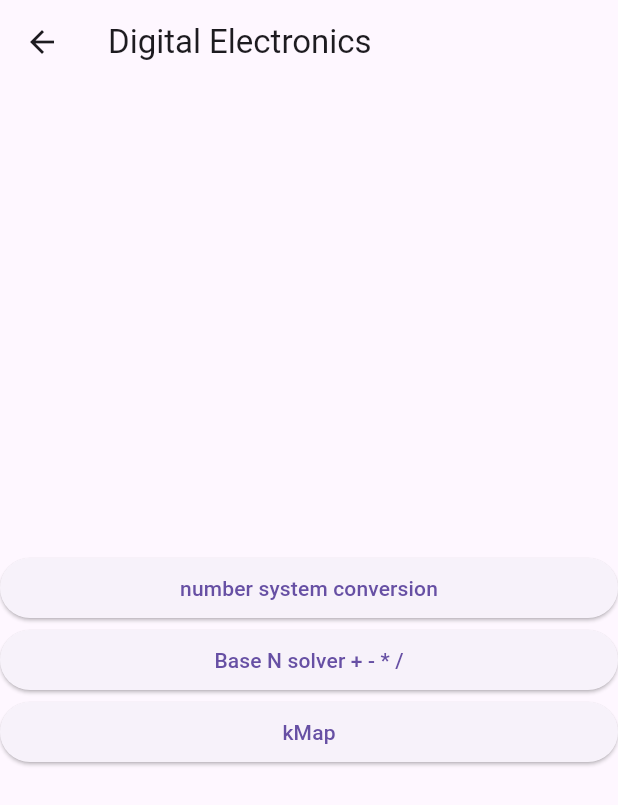
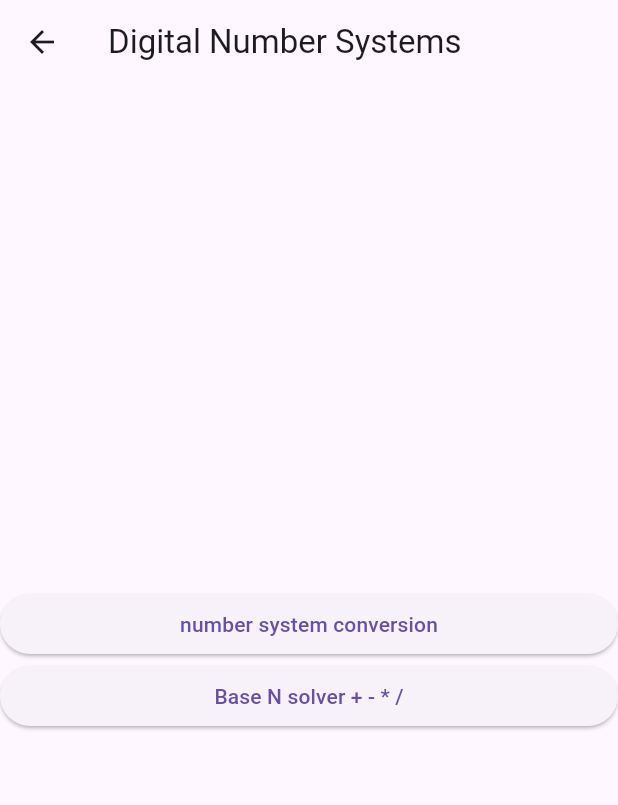
Before and after one commit to stuffybear97/smartapp-digitalelectronic, a Flutter app: the de_mainmenu screen opened by its route, on a phone screen of 412 x 824 dp. Shown: the top 805 px of the screen. Run offline on Flutter 3.47's test engine with Material 3 defaults, Android fonts, the phone set to English and light mode, and no system bars; our stand-ins replace google_fonts; missing offline and left inert: dart:ffi, flutter_math_fork, flutter_tex.

Commit message:
change menu names etc

```diff
--- a/lib/de_mainmenu.dart
+++ b/lib/de_mainmenu.dart
@@ -22,7 +22,7 @@ class de_mainmenu extends StatelessWidget {
   Widget build(BuildContext context) {
     return Scaffold(
       appBar: AppBar(
-        title: Text('Digital Electronics'),
+        title: Text('Digital Number Systems'),
       ),
       body: Column(
         mainAxisAlignment: MainAxisAlignment.center,
@@ -44,13 +44,13 @@ class de_mainmenu extends StatelessWidget {
           ),
 
 
-          ElevatedButton(
+          /* ElevatedButton(
             onPressed: () {
               // Navigate to the fourth page using a named route
               Navigator.pushNamed(context, '/fourth');
             },
             child: Text('kMap'),
-          ),
+          ), */
 
         ],
       ),
```
